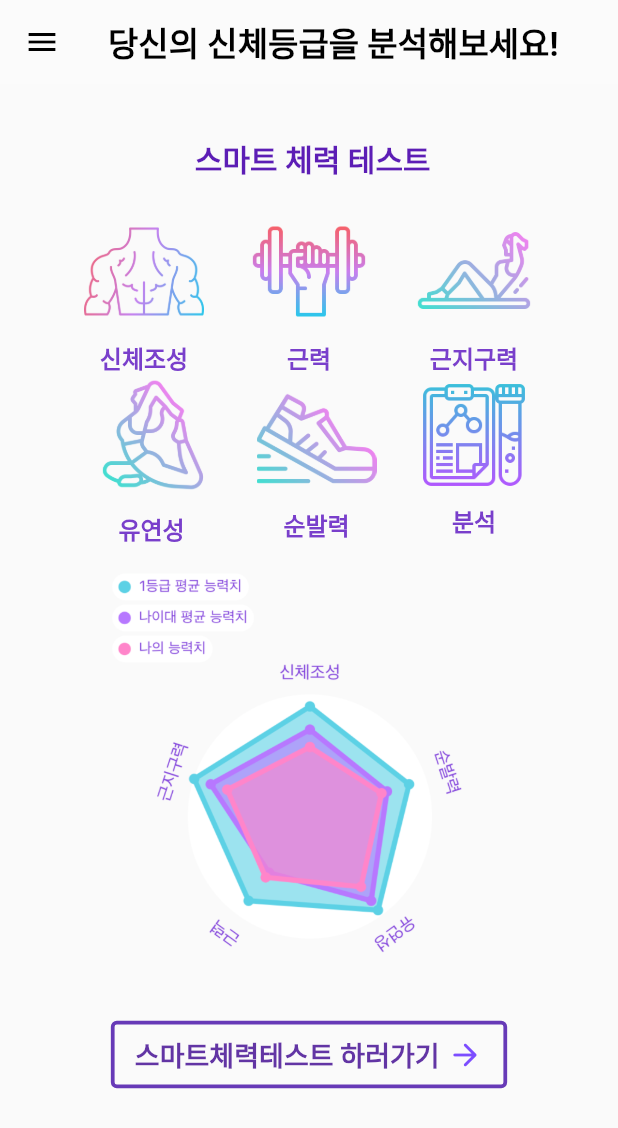
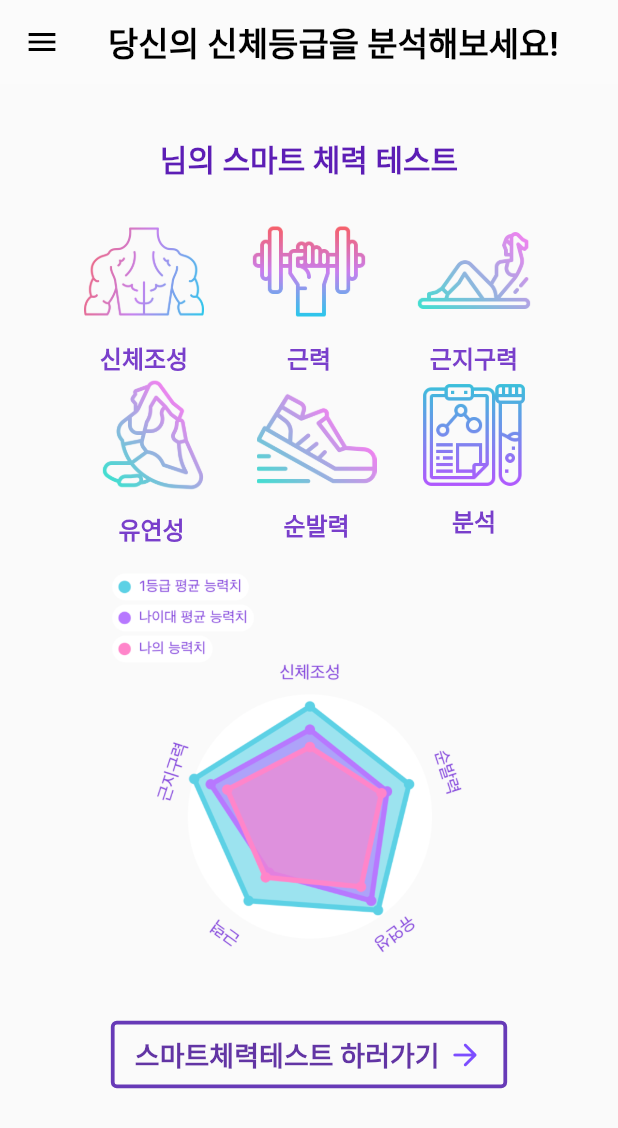
Before and after one commit to Team3Joe/smart_fitness_partner, a Flutter app: the Analysis screen opened by its route, on a phone screen of 412 x 824 dp. Shown: the top 1128 px of the screen. Run offline on Flutter 3.47's test engine with Material 2 defaults, Android fonts, the phone set to English and light mode, and no system bars; our stand-ins replace card_loading, chat_bubbles, easy_splash_screen, fl_chart, get, google_maps_flutter and 3 more; missing offline and left inert: animated_card, favorite_button, reveal_card; accounts and stored records are empty; network calls fail.

Commit message:
commit
commit

```diff
--- a/korean_fitness/lib/Analysis/analysis.dart
+++ b/korean_fitness/lib/Analysis/analysis.dart
@@ -28,7 +28,7 @@ class _AnalysisState extends State<Analysis> {
     super.initState();
   }
 
-  GoogleSignIn googleSignIn = GoogleSignIn(
+  GoogleSignIn _googleSignIn = GoogleSignIn(
     // Optional clientId
     // clientId: '479882132969-9i9aqik3jfjd7qhci1nqf0bm2g71rm1u.apps.googleusercontent.com',
     scopes: <String>[
@@ -37,7 +37,7 @@ class _AnalysisState extends State<Analysis> {
     ],
   );
 
-  Future<void> _handleSignOut() => googleSignIn.disconnect();
+  Future<void> _handleSignOut() => _googleSignIn.disconnect();
 
   Future getData() async {
     final SharedPreferences sharedPreferences =
@@ -80,7 +80,7 @@ class _AnalysisState extends State<Analysis> {
             height: 35,
           ),
           Text(
-            "$finalId 스마트 체력 테스트",
+            "$finalId님의 스마트 체력 테스트",
             style: const TextStyle(
                 fontSize: 20,
                 color: Color.fromARGB(255, 92, 29, 181),
```
